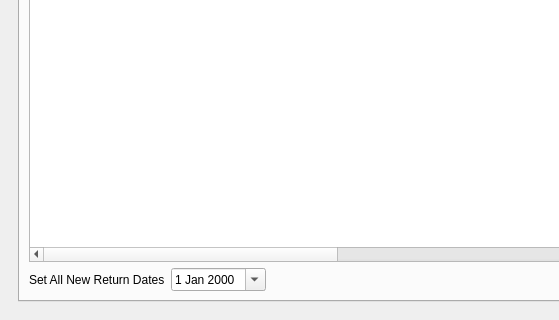
Before: the Qt Designer form UI/biblioteq_batch_activities_browser.ui in textbrowser/biblioteq, drawn with Qt 5; both pictures show x 0 to 559 and y 180 to 500 of the 800 by 500 pixel window.
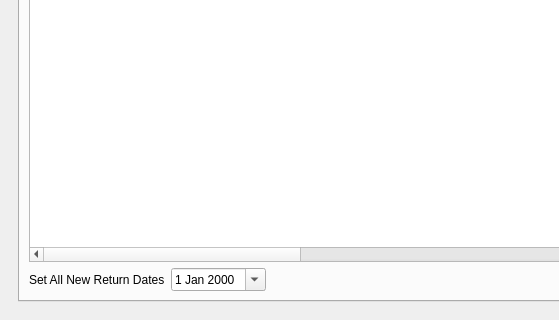
After: the same form once the commit is applied. The open tabs and pages were chosen to show the change. Icons and pictures are not drawn.

What changed in the file:
```diff
--- a/UI/biblioteq_batch_activities_browser.ui
+++ b/UI/biblioteq_batch_activities_browser.ui
@@ -601,6 +601,11 @@
                <string>Type</string>
               </property>
              </column>
+             <column>
+              <property name="text">
+               <string>OID (Hidden)</string>
+              </property>
+             </column>
             </widget>
            </item>
            <item>
```
